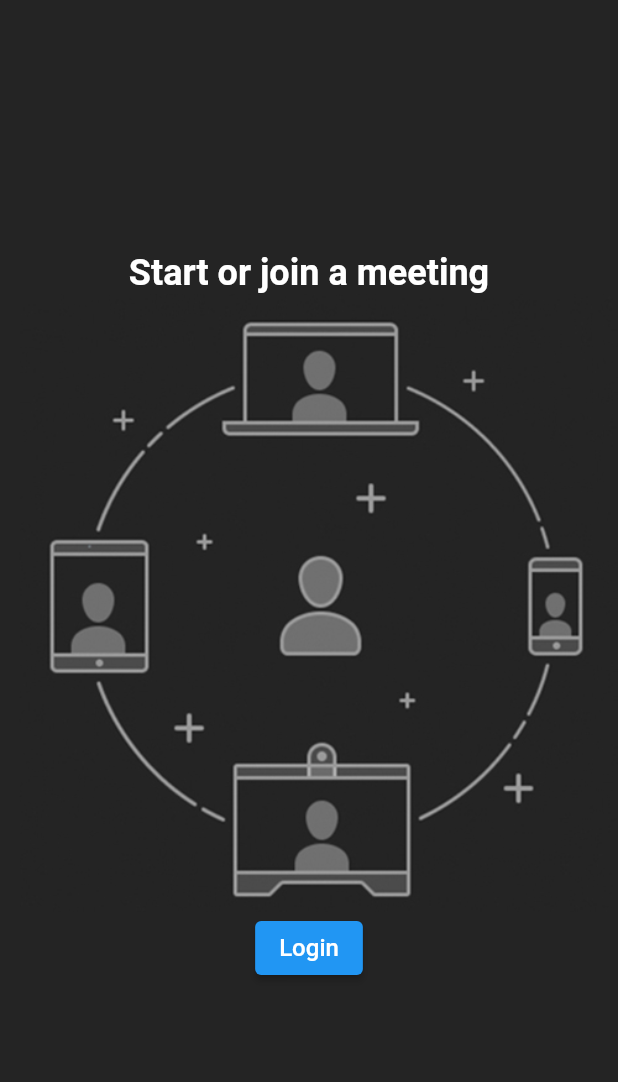
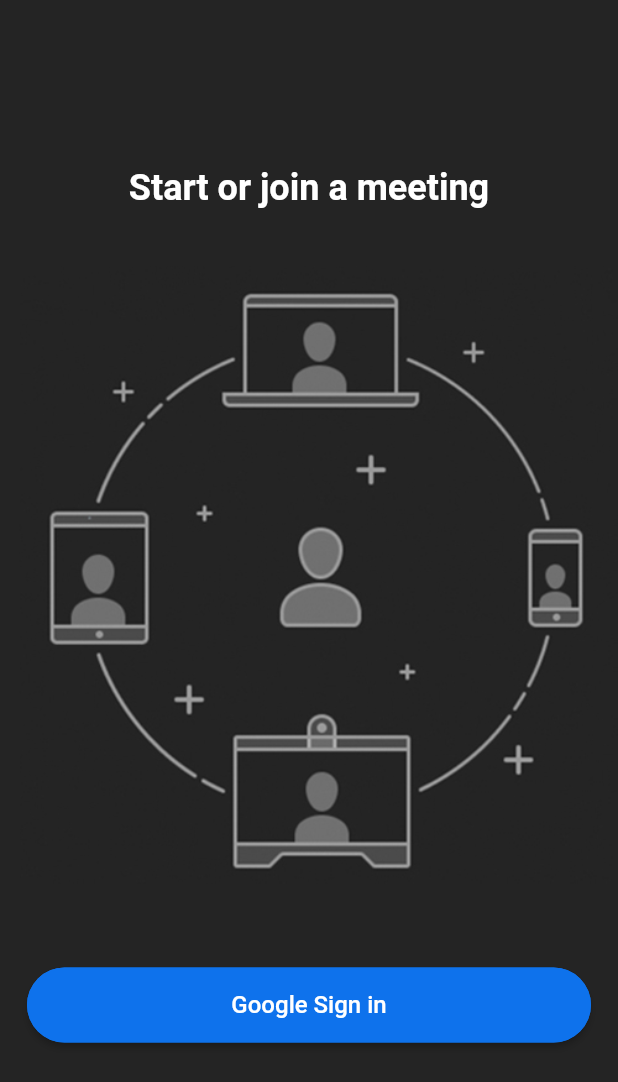
Before and after one commit to Mih1rGupt4/zoom_clone, a Flutter app: the screen it shows after launch, on a phone screen of 412 x 824 dp. Shown: the top 1082 px of the screen. Run offline on Flutter 3.47's test engine with Material 2 defaults, Android fonts, the phone set to English and light mode, and no system bars; our stand-ins replace cloud_firestore, firebase_auth, google_sign_in; missing offline and left inert: dart:html; accounts and stored records are empty.

Commit message:
basic ui

```diff
--- a/lib/main.dart
+++ b/lib/main.dart
@@ -1,4 +1,5 @@
 import 'package:flutter/material.dart';
+import 'package:zoom_clone/screens/home_screen.dart';
 import 'package:zoom_clone/screens/login_screen.dart';
 import 'package:zoom_clone/utils/colors.dart';
 
@@ -19,6 +20,7 @@ class MyApp extends StatelessWidget {
       ),
       routes: {
         '/login':(context) => const LoginScreen(),
+        '/home':(context) => const HomeScreen(),
       },
       home: const LoginScreen(),
     );
--- a/lib/screens/login_screen.dart
+++ b/lib/screens/login_screen.dart
@@ -1,4 +1,5 @@
 import 'package:flutter/material.dart';
+import 'package:zoom_clone/resources/auth_methods.dart';
 import 'package:zoom_clone/widgets/custom_button.dart';
 
 class LoginScreen extends StatefulWidget {
@@ -9,6 +10,8 @@ class LoginScreen extends StatefulWidget {
 }
 
 class _LoginScreenState extends State<LoginScreen> {
+
+  final AuthMethods _authMethods = AuthMethods();
   @override
   Widget build(BuildContext context) {
     return Scaffold(
@@ -19,8 +22,19 @@ class _LoginScreenState extends State<LoginScreen> {
             fontSize: 24,
             fontWeight: FontWeight.bold,
           ),),
-          Image.asset('assets/images/onboarding.jpg'),
-          CustomButtom(text: "Login"),
+          Padding(
+            padding: EdgeInsets.symmetric(vertical: 38),
+            child: Image.asset('assets/images/onboarding.jpg'),
+          ),
+          CustomButtom(
+            text: "Google Sign in",
+            onPressed: () async {
+              bool res = await _authMethods.signInWithGoogle(context);
+              if(res) {
+                Navigator.pushNamed(context, '/home');
+              }
+            },
+          ),
 
         ],
       ),
--- a/lib/widgets/custom_button.dart
+++ b/lib/widgets/custom_button.dart
@@ -1,19 +1,33 @@
 import 'package:flutter/material.dart';
+import 'package:zoom_clone/utils/colors.dart';
 
 class CustomButtom extends StatelessWidget {
   final String text;
+  final VoidCallback onPressed;
   CustomButtom({
     super.key,
     required this.text,
+    required this.onPressed,
   });
 
   @override
   Widget build(BuildContext context) {
-    return ElevatedButton(
-      onPressed: (){},
-      child: Text(text,
-        style: TextStyle(
-          fontSize: 16
+    return Padding(
+      padding: const EdgeInsets.all(18.0),
+      child: ElevatedButton(
+        style: ElevatedButton.styleFrom(
+          backgroundColor: buttonColor,
+          minimumSize: const Size(double.infinity, 50),
+          shape: RoundedRectangleBorder(
+            borderRadius: BorderRadius.circular(30),
+            side: const BorderSide(color: buttonColor)
+          )
+        ),
+        onPressed: onPressed,
+        child: Text(text,
+          style: TextStyle(
+            fontSize: 16
+          ),
         ),
       ),
     );
--- a/pubspec.yaml
+++ b/pubspec.yaml
@@ -35,6 +35,10 @@ dependencies:
   # The following adds the Cupertino Icons font to your application.
   # Use with the CupertinoIcons class for iOS style icons.
   cupertino_icons: ^1.0.2
+  cloud_firestore: ^4.4.3
+  firebase_core: ^2.7.0
+  firebase_auth: ^4.2.9
+  google_sign_in: ^6.0.2
 
 dev_dependencies:
   flutter_test:
```
Also changed, not shown: lib/resources/auth_methods.dart (added, +42 -0 lines), lib/screens/home_screen.dart (added, +16 -0 lines), lib/utils/utils.dart (added, +9 -0 lines), pubspec.lock, 2 other files.
